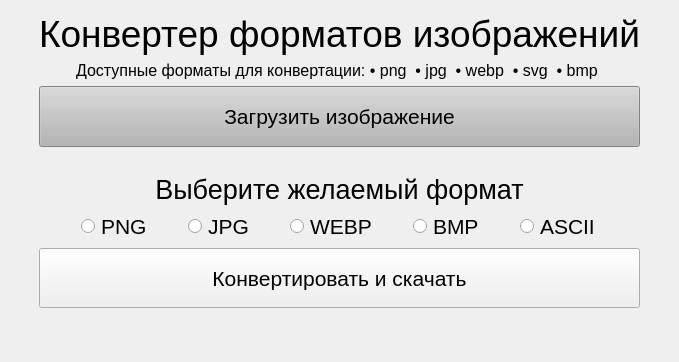
Before: the Qt Designer form design.ui in Concroach/Converter, drawn with Qt 5.
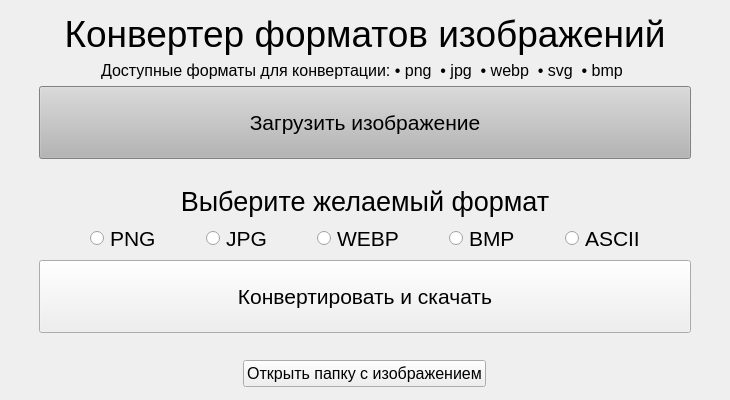
After: the same form once the commit is applied. Icons and pictures are not drawn.

What changed in the file:
```diff
--- a/design.ui
+++ b/design.ui
@@ -6,8 +6,8 @@
    <rect>
     <x>0</x>
     <y>0</y>
-    <width>661</width>
-    <height>362</height>
+    <width>730</width>
+    <height>400</height>
    </rect>
   </property>
   <property name="cursor">
@@ -695,10 +695,30 @@
         </property>
        </widget>
       </item>
-      <item>
-       <widget class="QLabel" name="label">
+      <item alignment="Qt::AlignHCenter|Qt::AlignVCenter">
+       <widget class="QPushButton" name="open_dir">
+        <property name="sizePolicy">
+         <sizepolicy hsizetype="Expanding" vsizetype="Expanding">
+          <horstretch>0</horstretch>
+          <verstretch>0</verstretch>
+         </sizepolicy>
+        </property>
+        <property name="font">
+         <font>
+          <pointsize>12</pointsize>
+         </font>
+        </property>
         <property name="text">
-         <string/>
+         <string>Открыть папку с изображением</string>
+        </property>
+        <property name="checkable">
+         <bool>false</bool>
+        </property>
+        <property name="checked">
+         <bool>false</bool>
+        </property>
+        <property name="autoExclusive">
+         <bool>false</bool>
         </property>
        </widget>
       </item>
```
Left out of the diff: 2 changed lines with no effect on the pictures.
